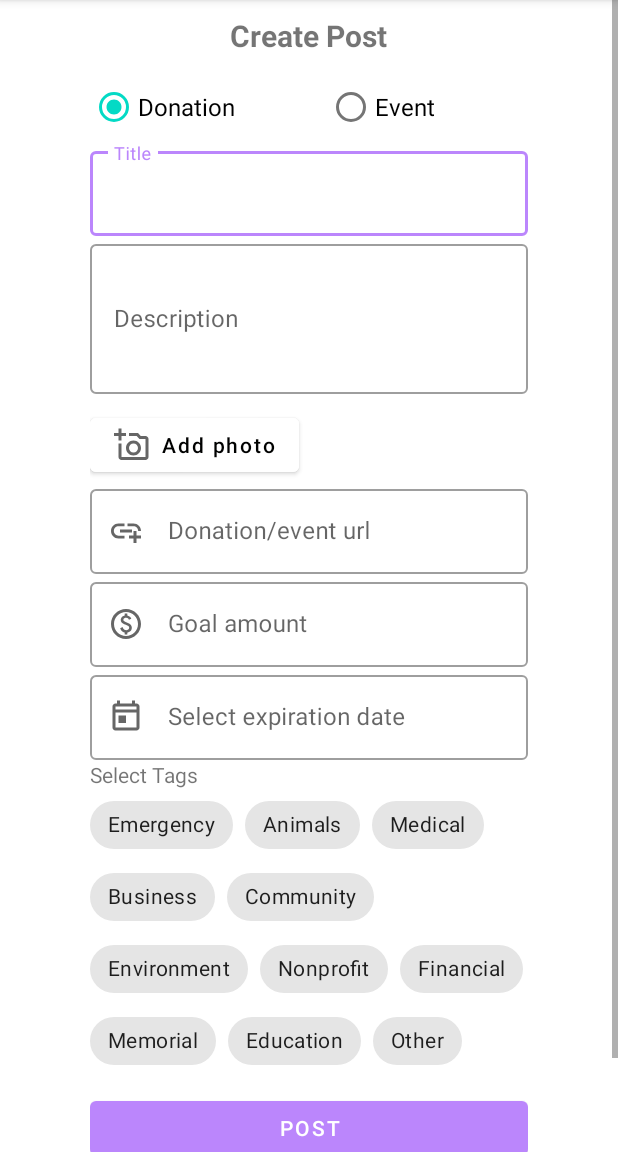
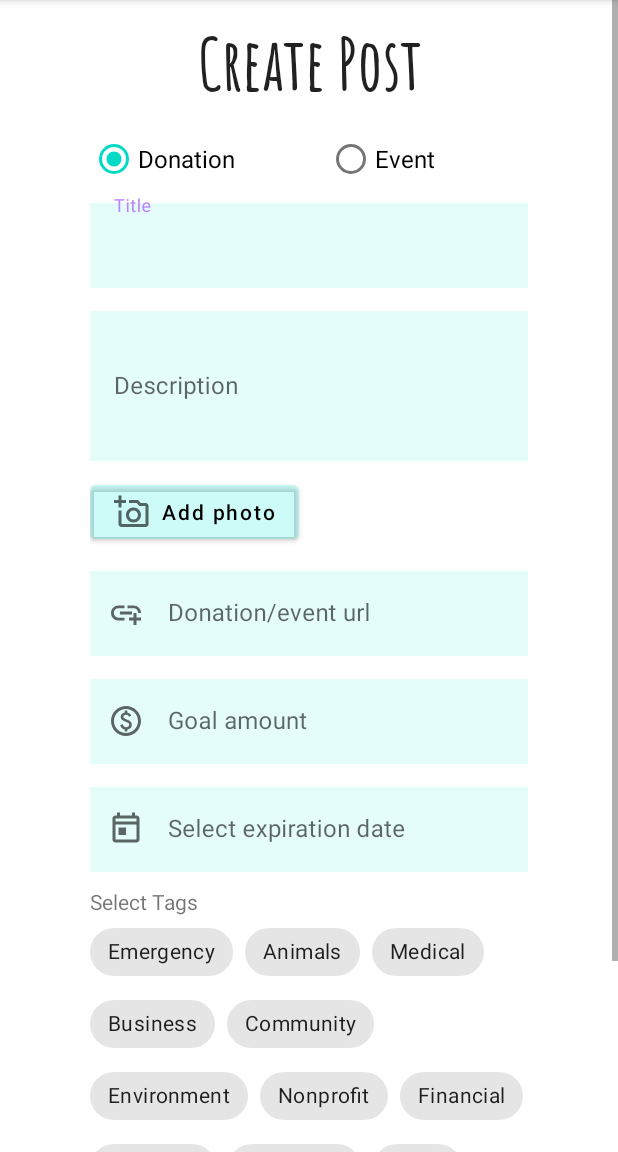
Before and after one commit to olphil99/DISH, an Android app: the CreatePostActivity screen opened directly, with no data from a screen before it, on a phone screen of 412 x 824 dp, the part 84-1236 px from its top. Run offline under Robolectric (Android 15) with nearby library versions, the phone set to English and light mode, and no system bars; Roboto replaces fonts that are not available here.

Commit message:
update bottom nav icons, gitignore, create post ui

```diff
--- a/app/src/main/res/layout/activity_create_post.xml
+++ b/app/src/main/res/layout/activity_create_post.xml
@@ -21,9 +21,11 @@
                 android:layout_width="wrap_content"
                 android:layout_height="wrap_content"
                 android:text="Create Post"
-                android:paddingVertical="10dp"
+                android:layout_marginVertical="10dp"
                 android:paddingHorizontal="50dp"
-                android:textSize="20sp"
+                android:fontFamily="@font/amatic_sc"
+                android:textAppearance="?attr/textAppearanceHeadline6"
+                android:textSize="46sp"
                 android:textStyle="bold"
                 app:layout_constraintEnd_toEndOf="parent"
                 app:layout_constraintStart_toStartOf="parent"
@@ -71,13 +73,15 @@
                     android:layout_width="match_parent"
                     android:layout_height="wrap_content"
                     android:hint="Title"
-                    style="@style/Widget.MaterialComponents.TextInputLayout.OutlinedBox">
+                    style="@style/Widget.MaterialComponents.TextInputLayout.OutlinedBox"
+                    android:layout_marginBottom="10dp">
 
                     <com.google.android.material.textfield.TextInputEditText
                         android:id="@+id/create_post_title"
                         android:layout_width="match_parent"
                         android:layout_height="wrap_content"
-                        android:maxLines="1" />
+                        android:maxLines="1"
+                        android:background="#1C0DEAD4" />
 
                 </com.google.android.material.textfield.TextInputLayout>
 
@@ -92,7 +96,9 @@
                         android:id="@+id/create_post_description"
                         android:layout_width="match_parent"
                         android:layout_height="100dp"
-                        android:maxLines="3" />
+                        android:maxLines="3"
+                        android:background="#1C0DEAD4"
+                        android:layout_marginBottom="10dp"/>
 
                 </com.google.android.material.textfield.TextInputLayout>
 
@@ -101,7 +107,7 @@
                     android:layout_width="match_parent"
                     android:orientation="horizontal"
                     android:gravity="left"
-                    android:layout_marginTop="10dp">
+                    android:layout_marginBottom="10dp">
 
                     <Button
                         android:id="@+id/create_post_img_button"
@@ -111,7 +117,7 @@
                         android:text="Add photo"
                         android:textAllCaps="false"
                         android:textColor="@color/black"
-                        android:backgroundTint="@color/white"
+                        android:backgroundTint="#1C0DEAD4"
                         android:layout_marginRight="15dp"/>
 
                     <ImageView
@@ -134,7 +140,9 @@
                         android:id="@+id/create_post_url"
                         android:layout_width="match_parent"
                         android:layout_height="wrap_content"
-                        android:hint="Donation/event url" />
+                        android:hint="Donation/event url"
+                        android:background="#1C0DEAD4"
+                        android:layout_marginBottom="10dp"/>
 
                 </com.google.android.material.textfield.TextInputLayout>
 
@@ -156,7 +164,9 @@
                             android:id="@+id/create_post_donation_amount"
                             android:layout_width="match_parent"
                             android:layout_height="wrap_content"
-                            android:inputType="numberDecimal" />
+                            android:inputType="numberDecimal"
+                            android:background="#1C0DEAD4"
+                            android:layout_marginBottom="10dp"/>
 
                     </com.google.android.material.textfield.TextInputLayout>
 
@@ -172,7 +182,9 @@
                             android:layout_width="match_parent"
                             android:layout_height="wrap_content"
                             android:hint="Select expiration date"
-                            android:inputType="date" />
+                            android:inputType="date"
+                            android:background="#1C0DEAD4"
+                            android:layout_marginBottom="10dp"/>
 
                     </com.google.android.material.textfield.TextInputLayout>
 
@@ -195,7 +207,9 @@
                             android:id="@+id/create_post_event_volunteers"
                             android:layout_width="match_parent"
                             android:layout_height="wrap_content"
-                            android:inputType="number" />
+                            android:inputType="number"
+                            android:background="#1C0DEAD4"
+                            android:layout_marginBottom="10dp"/>
 
                     </com.google.android.material.textfield.TextInputLayout>
 
@@ -209,7 +223,9 @@
                         <com.google.android.material.textfield.TextInputEditText
                             android:id="@+id/create_post_event_location"
                             android:layout_width="match_parent"
-                            android:layout_height="wrap_content" />
+                            android:layout_height="wrap_content"
+                            android:background="#1C0DEAD4"
+                            android:layout_marginBottom="10dp"/>
 
                     </com.google.android.material.textfield.TextInputLayout>
 
@@ -225,20 +241,22 @@
                             android:layout_width="match_parent"
                             android:layout_height="wrap_content"
                             android:inputType="none"
-                            />
+                            android:layout_marginBottom="10dp"/>
 
                     </com.google.android.material.textfield.TextInputLayout>
 
                     <LinearLayout
                         android:layout_width="match_parent"
                         android:layout_height="wrap_content"
-                        android:orientation="horizontal" >
+                        android:orientation="horizontal"
+                        android:layout_marginBottom="10dp">
 
                         <com.google.android.material.textfield.TextInputLayout
                             android:layout_width="wrap_content"
                             android:layout_height="wrap_content"
                             android:layout_weight="1"
                             android:hint="Start time"
+                            android:layout_marginRight="3dp"
                             app:startIconDrawable="@drawable/ic_schedule_black"
                             style="@style/Widget.MaterialComponents.TextInputLayout.OutlinedBox" >
 
@@ -246,6 +264,7 @@
                                 android:id="@+id/create_post_event_start_time"
                                 android:layout_width="match_parent"
                                 android:layout_height="wrap_content"
+                                android:background="#1C0DEAD4"
                                 android:inputType="time" />
 
                         </com.google.android.material.textfield.TextInputLayout>
@@ -262,6 +281,7 @@
                                 android:id="@+id/create_post_event_end_time"
                                 android:layout_width="match_parent"
                                 android:layout_height="wrap_content"
+                                android:background="#1C0DEAD4"
                                 android:inputType="time" />
 
                         </com.google.android.material.textfield.TextInputLayout>
@@ -279,6 +299,7 @@
                             android:layout_width="match_parent"
                             android:layout_height="wrap_content"
                             android:hint="Select Date Range"
+                            android:background="#1C0DEAD4"
                             android:inputType="date" />
 
                     </com.google.android.material.textfield.TextInputLayout>
--- a/app/src/main/res/menu/bottom_nav_menu.xml
+++ b/app/src/main/res/menu/bottom_nav_menu.xml
@@ -8,11 +8,11 @@
 
     <item
         android:id="@+id/navigation_dashboard"
-        android:icon="@drawable/ic_dashboard_black_24dp"
+        android:icon="@drawable/ic_baseline_account_circle_black"
         android:title="@string/title_profile" />
 
     <item
         android:id="@+id/navigation_forum"
-        android:icon="@drawable/ic_notifications_black_24dp"
+        android:icon="@drawable/ic_baseline_question_answer_black"
         android:title="@string/title_forum" />
 </menu>
```
Also changed, not shown: app/src/main/res/drawable/ic_baseline_account_circle_black.xml (added, +10 -0 lines), app/src/main/res/drawable/ic_baseline_question_answer_black.xml (added, +10 -0 lines), 1 other file.
